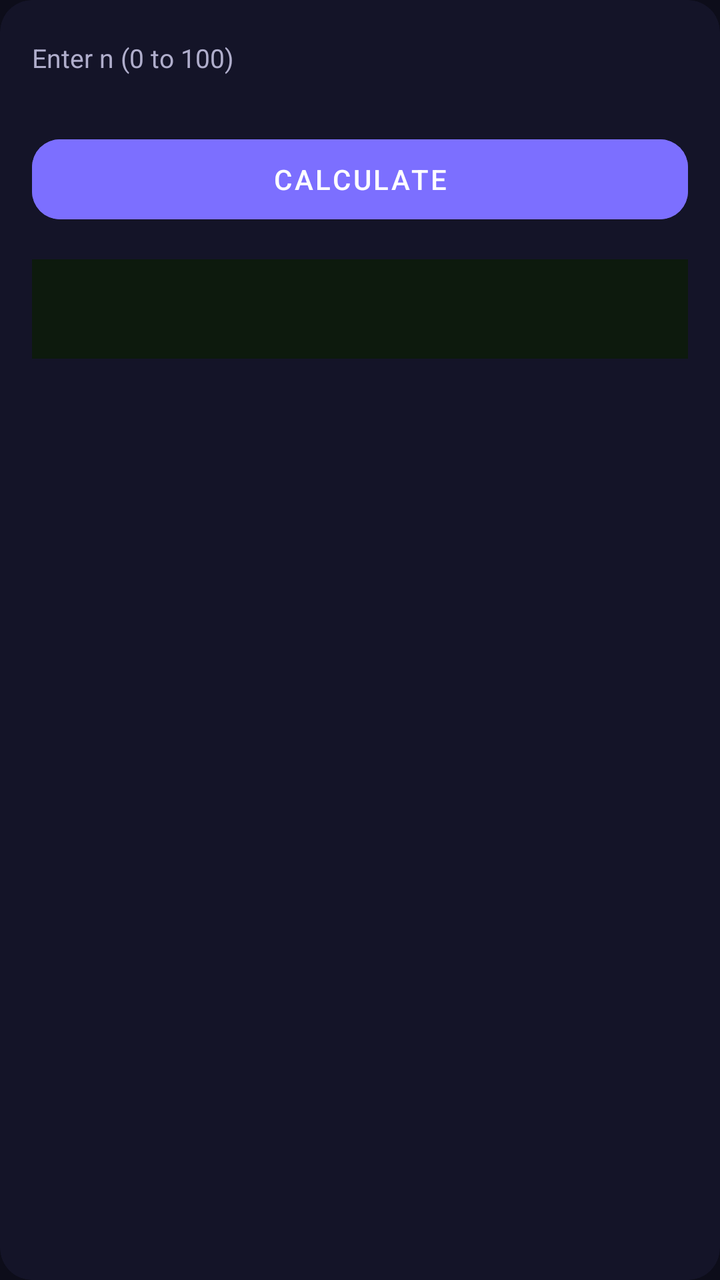
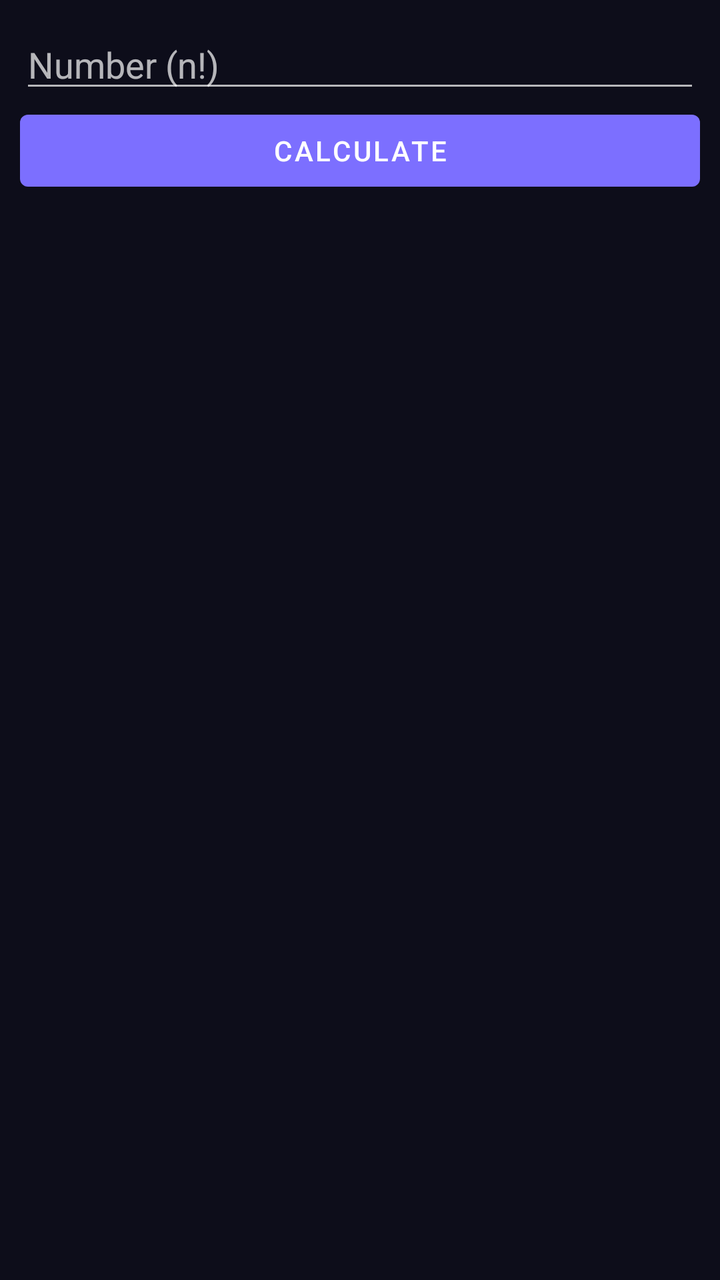

An Android layout rendered at two revisions. The XML below is the earlier revision; the diff shows what the commit changed to produce the second picture.
<!-- AndroidManifest.xml: application theme Theme.UltraCalc -->
<!-- res/layout/panel_factorial.xml -->
<androidx.cardview.widget.CardView xmlns:android="http://schemas.android.com/apk/res/android"
    xmlns:app="http://schemas.android.com/apk/res-auto"
    android:layout_width="match_parent" android:layout_height="wrap_content"
    app:cardCornerRadius="16dp" app:cardElevation="0dp" app:cardBackgroundColor="#141428">
    <LinearLayout android:layout_width="match_parent" android:layout_height="wrap_content"
        android:orientation="vertical" android:padding="16dp">
        <TextView android:layout_width="wrap_content" android:layout_height="wrap_content"
            android:text="Enter n (0 to 100)" android:textSize="13sp" android:textColor="#B0AECC"
            android:layout_marginBottom="6dp" android:layout_marginTop="4dp"/>        <EditText android:id="@+id/etNum" android:layout_width="match_parent"
            android:textColor="#FFFFFF" android:textSize="16sp" android:inputType="number"
            android:background="#1C1C38" android:paddingStart="12dp" android:paddingEnd="12dp"
            android:layout_marginBottom="10dp"/>        <com.google.android.material.button.MaterialButton android:id="@+id/btnCalc"
            style="@style/Widget.MaterialComponents.Button.UnelevatedButton"
            android:layout_width="match_parent" android:layout_height="52dp"
            android:text="CALCULATE" android:textColor="#FFFFFF" android:backgroundTint="#7C6FFF"
            android:layout_marginTop="10dp" app:cornerRadius="14dp"/>        <TextView android:id="@+id/tvResult" android:layout_width="match_parent"
            android:layout_height="wrap_content" android:text="" android:textSize="16sp"
            android:textColor="#00E676" android:layout_marginTop="14dp"
            android:padding="14dp" android:background="#0D1A0D" android:lineSpacingExtra="4dp"/>
    </LinearLayout>
</androidx.cardview.widget.CardView>
<!-- resources referenced by this layout -->
<resources>
  <style name="Theme.UltraCalc" parent="Theme.MaterialComponents.NoActionBar">
          <item name="colorPrimary">@color/primary</item>
          <item name="colorPrimaryVariant">@color/primaryDark</item>
          <item name="colorOnPrimary">@color/white</item>
          <item name="colorSecondary">@color/accentCyan</item>
          <item name="android:windowBackground">@color/bg</item>
          <item name="android:statusBarColor">@color/bg</item>
          <item name="android:navigationBarColor">@color/bg</item>
          <item name="android:windowLightStatusBar">false</item>
      </style>
  <color name="primary">#7C6FFF</color>
  <color name="primaryDark">#5A4FCC</color>
  <color name="white">#FFFFFF</color>
  <color name="accentCyan">#00E5FF</color>
  <color name="bg">#0D0D1A</color>
</resources>

<!-- the commit's change to res/layout/panel_factorial.xml (unified diff, before → after) -->
@@ -1,21 +1,8 @@
-<androidx.cardview.widget.CardView xmlns:android="http://schemas.android.com/apk/res/android"
-    xmlns:app="http://schemas.android.com/apk/res-auto"
+<?xml version="1.0" encoding="utf-8"?>
+<LinearLayout xmlns:android="http://schemas.android.com/apk/res/android"
     android:layout_width="match_parent" android:layout_height="wrap_content"
-    app:cardCornerRadius="16dp" app:cardElevation="0dp" app:cardBackgroundColor="#141428">
-    <LinearLayout android:layout_width="match_parent" android:layout_height="wrap_content"
-        android:orientation="vertical" android:padding="16dp">
-        <TextView android:layout_width="wrap_content" android:layout_height="wrap_content"
-            android:text="Enter n (0 to 100)" android:textSize="13sp" android:textColor="#B0AECC"
-            android:layout_marginBottom="6dp" android:layout_marginTop="4dp"/>        <EditText android:id="@+id/etNum" android:layout_width="match_parent"
-            android:textColor="#FFFFFF" android:textSize="16sp" android:inputType="number"
-            android:background="#1C1C38" android:paddingStart="12dp" android:paddingEnd="12dp"
-            android:layout_marginBottom="10dp"/>        <com.google.android.material.button.MaterialButton android:id="@+id/btnCalc"
-            style="@style/Widget.MaterialComponents.Button.UnelevatedButton"
-            android:layout_width="match_parent" android:layout_height="52dp"
-            android:text="CALCULATE" android:textColor="#FFFFFF" android:backgroundTint="#7C6FFF"
-            android:layout_marginTop="10dp" app:cornerRadius="14dp"/>        <TextView android:id="@+id/tvResult" android:layout_width="match_parent"
-            android:layout_height="wrap_content" android:text="" android:textSize="16sp"
-            android:textColor="#00E676" android:layout_marginTop="14dp"
-            android:padding="14dp" android:background="#0D1A0D" android:lineSpacingExtra="4dp"/>
-    </LinearLayout>
-</androidx.cardview.widget.CardView>
+    android:orientation="vertical" android:padding="10dp">
+    <EditText android:id="@+id/etNum" android:layout_width="match_parent" android:layout_height="wrap_content" android:hint="Number (n!)" android:inputType="number"/>
+    <Button android:id="@+id/btnCalc" android:layout_width="match_parent" android:layout_height="wrap_content" android:text="Calculate"/>
+    <TextView android:id="@+id/tvResult" android:layout_width="match_parent" android:layout_height="wrap_content" android:paddingTop="10dp"/>
+</LinearLayout>
